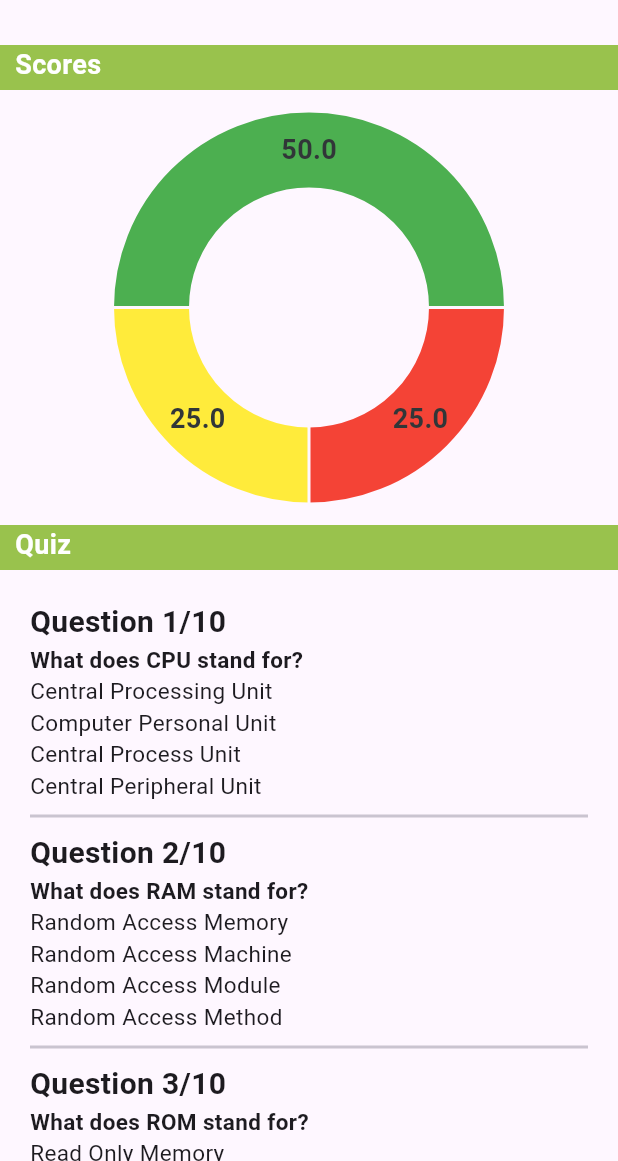
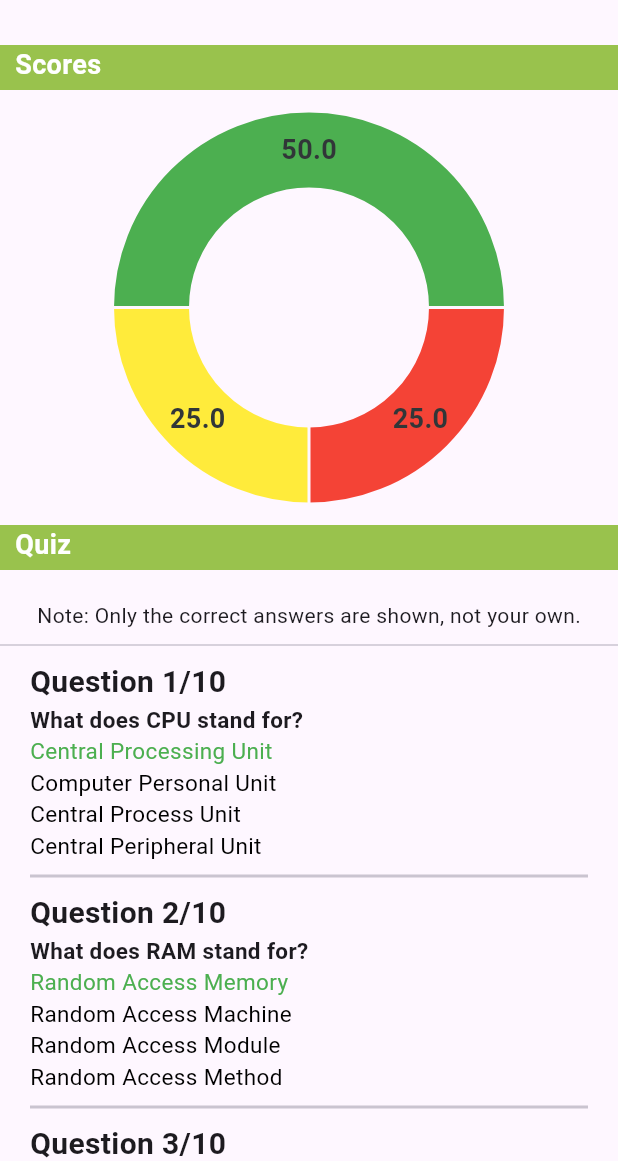
Before and after one commit to AngeliqueBalt/SPM_App, a Flutter app: the CurrentQuizScreen screen opened directly, on a phone screen of 412 x 824 dp, the part 75-1236 px from its top. Run offline on Flutter 3.47's test engine with Material 3 defaults, Android fonts, the phone set to English and light mode, and no system bars; drawn by our look-alikes of fl_chart; our stand-ins replace go_router, smooth_page_indicator.

Commit message:
added colour to quiz summary and current quiz to show correct answers

```diff
--- a/lib/partials/DisplayQuizQuestions.dart
+++ b/lib/partials/DisplayQuizQuestions.dart
@@ -25,7 +25,7 @@ class DisplayQuizQuestions extends StatelessWidget {
             child: Flex(direction: Axis.horizontal, children: [
               Expanded(
                 child: SizedBox(
-                  height: 500,
+                  height: 750,
                   child: ListView.builder(
                     itemCount: questions.length,
                     itemBuilder: (context, index) {
@@ -47,8 +47,12 @@ class DisplayQuizQuestions extends StatelessWidget {
                           for (int i = 0; i < questions[i].answers.length; i++)
                             Text(
                               questions[index].answers.keys.elementAt(i),
-                              style: const TextStyle(
+                              style: TextStyle(
                                 fontSize: 15,
+                                color:
+                                    questions[index].answers.values.elementAt(i)
+                                        ? Colors.green
+                                        : Colors.black,
                               ),
                             ),
                           const Divider(
--- a/lib/routes.dart
+++ b/lib/routes.dart
@@ -2,11 +2,9 @@ import 'package:flutter/material.dart';
 import 'package:go_router/go_router.dart';
 import 'package:student_progress_monitor_app/screens/login_screen.dart';
 import 'package:student_progress_monitor_app/screens/student/all_quizzes_screen.dart';
-import 'package:student_progress_monitor_app/screens/student/quiz/quiz_screen.dart';
 import 'package:student_progress_monitor_app/screens/student/quiz_summary_screen.dart';
 import 'package:student_progress_monitor_app/screens/student/student_class_screen.dart';
 import 'package:student_progress_monitor_app/screens/teacher/manage_quiz_screen.dart';
-import 'package:student_progress_monitor_app/screens/teacher/quiz_overview_screen.dart';
 import 'package:student_progress_monitor_app/screens/teacher/teacher_all_quizzes_screen.dart';
 import 'package:student_progress_monitor_app/screens/teacher/teacher_class_screen.dart';
 import 'package:student_progress_monitor_app/screens/home_screen.dart';
@@ -16,7 +14,7 @@ import 'package:student_progress_monitor_app/screens/teacher/teacher_quiz_summar
 // TODO: make isTeacher work
 
 bool isAuthenticated = true;
-bool isTeacher = true;
+bool isTeacher = false;
 
 final GoRouter router = GoRouter(
   routes: <RouteBase>[
```
